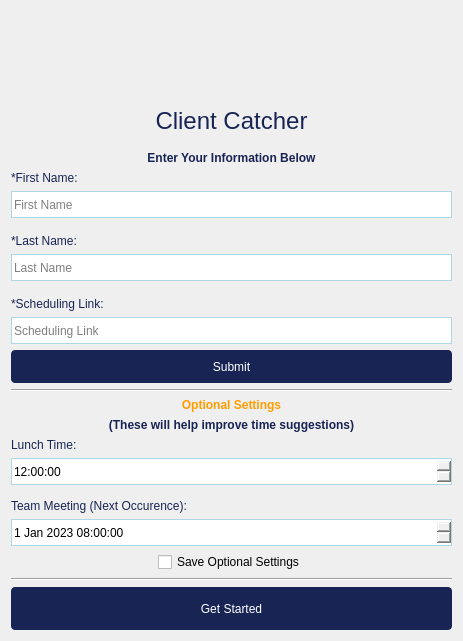
Above: register.ui from caiocardoso28/redesigned_app before the change. Below: the same form after it.
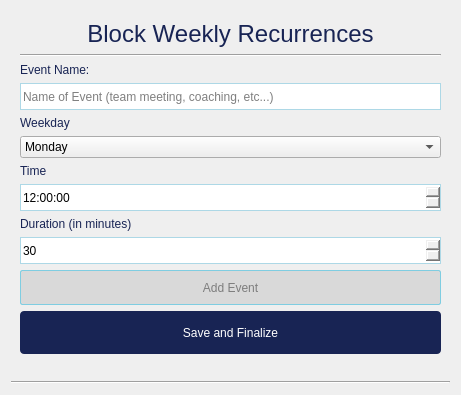
That is the form after the change.

What changed in the file:
```diff
--- a/register.ui
+++ b/register.ui
@@ -6,8 +6,8 @@
    <rect>
     <x>0</x>
     <y>0</y>
-    <width>463</width>
-    <height>641</height>
+    <width>461</width>
+    <height>395</height>
    </rect>
   </property>
   <property name="sizePolicy">
@@ -66,9 +66,8 @@
 }
 
 QLineEdit{
-    margin-bottom: 10px;
+
     border: 1px solid lightblue;
-    
     height: 25px;
 }
 QLineEdit:focus{
@@ -94,24 +93,177 @@
 QDateTimeEdit:focus{
 	border: 1px solid orange;
     font: 87 9pt &quot;Arial&quot;;
+}
+
+QSpinBox{
+	border: 1px solid lightblue;
+    font: 87 9pt &quot;Arial&quot;;
+    height: 25px;
+}
+
+QSpinBox:focus{
+	border: 1px solid orange;
+    font: 87 9pt &quot;Arial&quot;;
 }</string>
   </property>
   <property name="sizeGripEnabled">
    <bool>false</bool>
   </property>
-  <layout class="QVBoxLayout" name="verticalLayout_2">
+  <layout class="QGridLayout" name="gridLayout">
+   <item row="1" column="0">
+    <widget class="QStackedWidget" name="stackedWidget">
+     <property name="styleSheet">
+      <string notr="true">QTableWidget {
+    border-radius: 10px;
+    border: 2px solid rgb(227, 227, 227);
+    background-color: rgb(227, 227, 227);
+    color: rgb(11, 30, 100);
+    font-weight: bold;
+    font: calibri;
+    gridline-color: #5f5f5f;
+}
+
+QTableCornerButton::section{
+    background-color: #3c3c3c;
+}
+/* Add a hover effect to rows */
+QTableWidget::item:hover {
+    
+    color: #7fcde1;
+}
+
+/* Add a hover effect to rows */
+QTableWidget::item:selected {
+    background-color: #6f6f6f;
+    color: #7fcde1;
+
+}
+
+/* Set the color of text in TableWidget header to white */
+QHeaderView::section {
+    border-radius: 1px;
+    border: 1px solid white;
+    color: white;
+    background-color: #3c3c3c;
+    font: 9pt Arial;
+    font-weight: bold;
+}
+
+QScrollBar:vertical{
+    border: none;
+    background-color: #303030;
+    width: 14px;
+    margin: 15px 0 15px 0;
+    border-radius: 0px;
+}
+
+/*  HANDLE BAR VERTICAL */
+QScrollBar::handle:vertical {	
+	background-color: #6f6f6f;
+	min-height: 30px;
+	border-radius: 7px;
+}
+QScrollBar::handle:vertical:hover{	
+	background-color: #ff9d00;
+}
+QScrollBar::handle:vertical:pressed {	
+	background-color: #ffb900;
+}
+
+/* BTN TOP - SCROLLBAR */
+QScrollBar::sub-line:vertical {
+	border: none;
+	background-color: #303030;
+	height: 15px;
+	border-top-left-radius: 7px;
+	border-top-right-radius: 7px;
+	subcontrol-position: top;
+	subcontrol-origin: margin;
+}
+
+QScrollBar::sub-line:vertical:pressed {	
+	background-color: #ffb900;
+}
+
+/* BTN BOTTOM - SCROLLBAR */
+QScrollBar::add-line:vertical {
+	border: none;
+	background-color: #303030;
+	height: 15px;
+	border-bottom-left-radius: 7px;
+	border-bottom-right-radius: 7px;
+	subcontrol-position: bottom;
+	subcontrol-origin: margin;
+}
+
+QScrollBar::add-line:vertical:pressed {	
+	background-color: #ffb900;
+}
+
+
+/* RESET ARROW */
+QScrollBar::up-arrow:vertical, QScrollBar::down-arrow:vertical {
+	background: none;
+}
+QScrollBar::add-page:vertical, QScrollBar::sub-page:vertical {
+	background: none;
+}
+
+
+/* HORIZONTAL SCROLLBAR - HOMEWORK */
+QScrollBar:horizontal {
+    border: none;
+    background-color: #303030;
+    height: 14px;
+    margin: 0 15px 0 15px;
+    border-radius: 0px;
+}
+QScrollBar::handle:horizontal {
+	background-color: #6f6f6f;
+	min-width: 30px;
+	border-radius: 7px;
+}
+
+QScrollBar::handle:horizontal:hover{	
+	background-color: #ff9d00;
+}
+QScrollBar::handle:horizontal:pressed {	
+	background-color: #ffb900;
+}
+QScrollBar::add-line:horizontal {
+	border: none;
+	background-color: #303030;
+	width: 15px;
+	border-bottom-right-radius: 7px;
+	border-top-right-radius: 7px;
+	subcontrol-position: right;
+	subcontrol-origin: margin;
+}
+QScrollBar::sub-line:horizontal {
+	border: none;
+	background-color: #303030;
+	width: 15px;
+	border-top-left-radius: 7px;
+	border-bottom-left-radius: 7px;
+	subcontrol-position: left;
+	subcontrol-origin: margin;
+}
+QScrollBar::up-arrow:horizontal, QScrollBar::down-arrow:horizontal{
+
+    background: none;
+}
+QScrollBar::add-page:horizontal, QScrollBar::sub-page:horizontal{
+
+    background: none;
+}</string>
+     </property>
+     <property name="currentIndex">
+      <number>3</number>
+     </property>
+     <widget class="QWidget" name="welcome">
+      <layout class="QHBoxLayout" name="horizontalLayout_2">
    <item>
     <layout class="QVBoxLayout" name="verticalLayout">
-     <item>
-      <widget class="QLabel" name="label">
-       <property name="styleSheet">
-        <string notr="true"/>
-       </property>
-       <property name="text">
-        <string/>
-       </property>
-      </widget>
-     </item>
      <item>
       <widget class="QLabel" name="label_7">
        <property name="sizePolicy">
@@ -134,11 +286,11 @@
     color: #182454;
     font: 18pt &quot;Arial&quot;;
     font-weight: 400;
-    margin-bottom: 10px;
+    
 }</string>
        </property>
        <property name="text">
-        <string>Client Catcher</string>
+            <string>Welcome!</string>
        </property>
        <property name="alignment">
         <set>Qt::AlignCenter</set>
@@ -214,6 +366,29 @@
        </property>
       </widget>
      </item>
+         <item>
+          <widget class="QLabel" name="label_5">
+           <property name="sizePolicy">
+            <sizepolicy hsizetype="Preferred" vsizetype="Fixed">
+             <horstretch>0</horstretch>
+             <verstretch>0</verstretch>
+            </sizepolicy>
+           </property>
+           <property name="text">
+            <string>*Manager Email:</string>
+           </property>
+          </widget>
+         </item>
+         <item>
+          <widget class="QLineEdit" name="lineEdit">
+           <property name="text">
+            <string/>
+           </property>
+           <property name="placeholderText">
+            <string>Email Address</string>
+           </property>
+          </widget>
+         </item>
      <item>
       <widget class="QLabel" name="label_4">
        <property name="sizePolicy">
@@ -223,7 +398,7 @@
         </sizepolicy>
        </property>
        <property name="text">
-        <string>*Scheduling Link:</string>
+            <string>Calendly Link (Optional):</string>
        </property>
       </widget>
      </item>
@@ -243,63 +418,326 @@
         <string notr="true">height: 25px;</string>
        </property>
        <property name="text">
-        <string>Submit</string>
+            <string>Continue</string>
        </property>
       </widget>
      </item>
+        </layout>
+       </item>
+      </layout>
+     </widget>
+     <widget class="QWidget" name="language_select">
+      <layout class="QVBoxLayout" name="verticalLayout_4">
      <item>
-      <widget class="Line" name="line">
-       <property name="orientation">
-        <enum>Qt::Horizontal</enum>
-       </property>
+        <widget class="QLabel" name="label_20">
+         <property name="maximumSize">
+          <size>
+           <width>16777215</width>
+           <height>50</height>
+          </size>
+         </property>
+         <property name="styleSheet">
+          <string notr="true">font: 18pt Arial</string>
+         </property>
+         <property name="text">
+          <string>Language Selection</string>
+         </property>
+         <property name="alignment">
+          <set>Qt::AlignCenter</set>
+         </property>
       </widget>
      </item>
      <item>
-      <widget class="QLabel" name="label_5">
-       <property name="sizePolicy">
-        <sizepolicy hsizetype="Preferred" vsizetype="Fixed">
-         <horstretch>0</horstretch>
-         <verstretch>0</verstretch>
-        </sizepolicy>
-       </property>
+        <widget class="QLabel" name="label">
+         <property name="maximumSize">
+          <size>
+           <width>16777215</width>
+           <height>25</height>
+          </size>
+         </property>
+         <property name="text">
+          <string>Select all that apply.</string>
+         </property>
+         <property name="alignment">
+          <set>Qt::AlignCenter</set>
+         </property>
+        </widget>
+       </item>
+       <item>
+        <layout class="QHBoxLayout" name="horizontalLayout">
+         <item>
+          <widget class="QPushButton" name="spanish">
+           <property name="focusPolicy">
+            <enum>Qt::StrongFocus</enum>
+           </property>
        <property name="styleSheet">
-        <string notr="true">QLabel{
-    color: #ff9d00;
-    font: 12pt &quot;Arial&quot;;
-    font-weight: 600;
+            <string notr="true">QPushButton {
+    background-color: rgb(217, 217, 217);
+	color: rgb(222, 222, 222);
+    color: rgb(125, 125, 125);
+    border: 1px solid #7fcde1;
+    border-radius: 2px;
+    padding: 4px;
+    font: 10pt &quot;Arial&quot;;
+    height: 25px;
+    
+    
+    
+}
+
+/* Add a hover effect to buttons */
+QPushButton:hover {
+    background: rgb(241, 241, 241);
+    font: rgb(186, 186, 186);
+    color: rgb(176, 176, 176);
+}
+
+/* Add a pressed effect to buttons */
+QPushButton:pressed {
+    background: qlineargradient(x1: 0, y1: 0, x2: 0, y2: 1,
+    stop: 0 #ff9d00, stop: 1 #ffb900);
+	color: white;
 }</string>
        </property>
        <property name="text">
-        <string>Optional Settings</string>
-       </property>
-       <property name="alignment">
-        <set>Qt::AlignCenter</set>
-       </property>
+            <string>Spanish</string>
+           </property>
+           <property name="checkable">
+            <bool>true</bool>
+           </property>
+           <property name="checked">
+            <bool>false</bool>
+           </property>
       </widget>
      </item>
      <item>
-      <widget class="QLabel" name="label_6">
-       <property name="sizePolicy">
-        <sizepolicy hsizetype="Preferred" vsizetype="Fixed">
-         <horstretch>0</horstretch>
-         <verstretch>0</verstretch>
-        </sizepolicy>
-       </property>
+          <widget class="QPushButton" name="english">
+           <property name="styleSheet">
+            <string notr="true">QPushButton {
+    background-color: rgb(217, 217, 217);
+	color: rgb(222, 222, 222);
+    color: rgb(125, 125, 125);
+    border: 1px solid #7fcde1;
+    border-radius: 2px;
+    padding: 4px;
+    font: 10pt &quot;Arial&quot;;
+    height: 25px;
+    
+    
+    
+}
+
+/* Add a hover effect to buttons */
+QPushButton:hover {
+    background: rgb(241, 241, 241);
+    font: rgb(186, 186, 186);
+    color: rgb(176, 176, 176);
+}
+
+/* Add a pressed effect to buttons */
+QPushButton:pressed {
+    background: qlineargradient(x1: 0, y1: 0, x2: 0, y2: 1,
+    stop: 0 #ff9d00, stop: 1 #ffb900);
+	color: white;
+}</string>
+           </property>
+           <property name="text">
+            <string>English</string>
+           </property>
+           <property name="checkable">
+            <bool>true</bool>
+           </property>
+          </widget>
+         </item>
+         <item>
+          <widget class="QPushButton" name="portuguese">
        <property name="styleSheet">
-        <string notr="true">QLabel{
-    color: #182454;
-    font: 8pt &quot;Arial&quot;;
-    font-weight: bold;
+            <string notr="true">QPushButton {
+    background-color: rgb(217, 217, 217);
+	color: rgb(222, 222, 222);
+    color: rgb(125, 125, 125);
+    border: 1px solid #7fcde1;
+    border-radius: 2px;
+    padding: 4px;
+    font: 10pt &quot;Arial&quot;;
+    height: 25px;
+    
+    
+    
+}
+
+/* Add a hover effect to buttons */
+QPushButton:hover {
+    background: rgb(241, 241, 241);
+    font: rgb(186, 186, 186);
+    color: rgb(176, 176, 176);
+}
+
+/* Add a pressed effect to buttons */
+QPushButton:pressed {
+    background: qlineargradient(x1: 0, y1: 0, x2: 0, y2: 1,
+    stop: 0 #ff9d00, stop: 1 #ffb900);
+	color: white;
 }</string>
        </property>
        <property name="text">
-        <string>(These will help improve time suggestions)</string>
-       </property>
-       <property name="alignment">
-        <set>Qt::AlignCenter</set>
+            <string>Portuguese</string>
+           </property>
+           <property name="checkable">
+            <bool>true</bool>
        </property>
       </widget>
      </item>
+        </layout>
+       </item>
+       <item>
+        <layout class="QHBoxLayout" name="horizontalLayout_4">
+         <item>
+          <widget class="QPushButton" name="french">
+           <property name="styleSheet">
+            <string notr="true">QPushButton {
+    background-color: rgb(217, 217, 217);
+	color: rgb(222, 222, 222);
+    color: rgb(125, 125, 125);
+    border: 1px solid #7fcde1;
+    border-radius: 2px;
+    padding: 4px;
+    font: 10pt &quot;Arial&quot;;
+    height: 25px;
+    
+    
+    
+}
+
+/* Add a hover effect to buttons */
+QPushButton:hover {
+    background: rgb(241, 241, 241);
+    font: rgb(186, 186, 186);
+    color: rgb(176, 176, 176);
+}
+
+/* Add a pressed effect to buttons */
+QPushButton:pressed {
+    background: qlineargradient(x1: 0, y1: 0, x2: 0, y2: 1,
+    stop: 0 #ff9d00, stop: 1 #ffb900);
+	color: white;
+}</string>
+           </property>
+           <property name="text">
+            <string>French</string>
+           </property>
+           <property name="checkable">
+            <bool>true</bool>
+           </property>
+          </widget>
+         </item>
+         <item>
+          <widget class="QPushButton" name="japanese">
+           <property name="styleSheet">
+            <string notr="true">QPushButton {
+    background-color: rgb(217, 217, 217);
+	color: rgb(222, 222, 222);
+    color: rgb(125, 125, 125);
+    border: 1px solid #7fcde1;
+    border-radius: 2px;
+    padding: 4px;
+    font: 10pt &quot;Arial&quot;;
+    height: 25px;
+    
+    
+    
+}
+
+/* Add a hover effect to buttons */
+QPushButton:hover {
+    background: rgb(241, 241, 241);
+    font: rgb(186, 186, 186);
+    color: rgb(176, 176, 176);
+}
+
+/* Add a pressed effect to buttons */
+QPushButton:pressed {
+    background: qlineargradient(x1: 0, y1: 0, x2: 0, y2: 1,
+    stop: 0 #ff9d00, stop: 1 #ffb900);
+	color: white;
+}</string>
+           </property>
+           <property name="text">
+            <string>Japanese</string>
+           </property>
+           <property name="checkable">
+            <bool>true</bool>
+           </property>
+          </widget>
+         </item>
+        </layout>
+       </item>
+       <item>
+        <layout class="QHBoxLayout" name="horizontalLayout_5">
+         <property name="sizeConstraint">
+          <enum>QLayout::SetDefaultConstraint</enum>
+         </property>
+         <item>
+          <widget class="QPushButton" name="mandarin">
+           <property name="maximumSize">
+            <size>
+             <width>200</width>
+             <height>16777215</height>
+            </size>
+           </property>
+           <property name="styleSheet">
+            <string notr="true">QPushButton {
+    background-color: rgb(217, 217, 217);
+	color: rgb(222, 222, 222);
+    color: rgb(125, 125, 125);
+    border: 1px solid #7fcde1;
+    border-radius: 2px;
+    padding: 4px;
+    font: 10pt &quot;Arial&quot;;
+    height: 25px;
+    
+    
+    
+}
+
+/* Add a hover effect to buttons */
+QPushButton:hover {
+    background: rgb(241, 241, 241);
+    font: rgb(186, 186, 186);
+    color: rgb(176, 176, 176);
+}
+
+/* Add a pressed effect to buttons */
+QPushButton:pressed {
+    background: qlineargradient(x1: 0, y1: 0, x2: 0, y2: 1,
+    stop: 0 #ff9d00, stop: 1 #ffb900);
+	color: white;
+}</string>
+           </property>
+           <property name="text">
+            <string>Mandarin</string>
+           </property>
+           <property name="checkable">
+            <bool>true</bool>
+           </property>
+          </widget>
+         </item>
+        </layout>
+       </item>
+       <item>
+        <widget class="QPushButton" name="continue_2">
+         <property name="styleSheet">
+          <string notr="true">height: 25px;</string>
+         </property>
+         <property name="text">
+          <string>Continue</string>
+         </property>
+        </widget>
+       </item>
+      </layout>
+     </widget>
+     <widget class="QWidget" name="daily_recurrences">
+      <layout class="QVBoxLayout" name="verticalLayout_2">
      <item>
       <widget class="QLabel" name="label_8">
        <property name="sizePolicy">
@@ -308,70 +746,28 @@
          <verstretch>0</verstretch>
         </sizepolicy>
        </property>
-       <property name="text">
-        <string>Lunch Time:</string>
-       </property>
-      </widget>
-     </item>
-     <item>
-      <widget class="QTimeEdit" name="timeEdit">
+         <property name="font">
+          <font>
+           <family>Arial</family>
+           <pointsize>18</pointsize>
+           <weight>50</weight>
+           <italic>false</italic>
+           <bold>false</bold>
+          </font>
+         </property>
        <property name="styleSheet">
-        <string notr="true">margin-bottom: 8px</string>
-       </property>
-       <property name="time">
-        <time>
-         <hour>12</hour>
-         <minute>0</minute>
-         <second>0</second>
-        </time>
-       </property>
-      </widget>
-     </item>
-     <item>
-      <widget class="QLabel" name="label_9">
-       <property name="sizePolicy">
-        <sizepolicy hsizetype="Preferred" vsizetype="Fixed">
-         <horstretch>0</horstretch>
-         <verstretch>0</verstretch>
-        </sizepolicy>
-       </property>
+          <string notr="true">QLabel{
+    color: #182454;
+    font: 18pt &quot;Arial&quot;;
+    font-weight: 400;
+    
+}</string>
+         </property>
        <property name="text">
-        <string>Team Meeting (Next Occurence):</string>
-       </property>
-      </widget>
-     </item>
-     <item>
-      <widget class="QDateTimeEdit" name="dateTimeEdit">
-       <property name="date">
-        <date>
-         <year>2023</year>
-         <month>1</month>
-         <day>1</day>
-        </date>
-       </property>
-       <property name="time">
-        <time>
-         <hour>8</hour>
-         <minute>0</minute>
-         <second>0</second>
-        </time>
-       </property>
-       <property name="minimumDateTime">
-        <datetime>
-         <hour>9</hour>
-         <minute>0</minute>
-         <second>0</second>
-         <year>1752</year>
-         <month>9</month>
-         <day>14</day>
-        </datetime>
-       </property>
-      </widget>
-     </item>
-     <item alignment="Qt::AlignHCenter">
-      <widget class="QCheckBox" name="checkBox">
-       <property name="text">
-        <string>Save Optional Settings</string>
+          <string>Block Daily Recurrences</string>
+         </property>
+         <property name="alignment">
+          <set>Qt::AlignCenter</set>
        </property>
       </widget>
      </item>
@@ -383,13 +779,477 @@
       </widget>
      </item>
      <item>
-      <widget class="QPushButton" name="pushButton">
+        <widget class="QLabel" name="label_13">
+         <property name="sizePolicy">
+          <sizepolicy hsizetype="Preferred" vsizetype="Fixed">
+           <horstretch>0</horstretch>
+           <verstretch>0</verstretch>
+          </sizepolicy>
+         </property>
+         <property name="font">
+          <font>
+           <family>Arial</family>
+           <pointsize>9</pointsize>
+           <weight>50</weight>
+           <italic>false</italic>
+           <bold>false</bold>
+          </font>
+         </property>
+         <property name="styleSheet">
+          <string notr="true">QLabel{
+    color: #182454;
+    font: 9pt &quot;Arial&quot;;
+    font-weight: 400;
+    
+}</string>
+         </property>
        <property name="text">
-        <string>Get Started</string>
-       </property>
-      </widget>
-     </item>
-    </layout>
+          <string>Event Name:</string>
+         </property>
+         <property name="alignment">
+          <set>Qt::AlignLeading|Qt::AlignLeft|Qt::AlignVCenter</set>
+         </property>
+        </widget>
+       </item>
+       <item>
+        <widget class="QLineEdit" name="eventEdit">
+         <property name="minimumSize">
+          <size>
+           <width>0</width>
+           <height>0</height>
+          </size>
+         </property>
+         <property name="placeholderText">
+          <string>Name of Event (lunch, break, etc...)</string>
+         </property>
+        </widget>
+       </item>
+       <item>
+        <widget class="QLabel" name="label_11">
+         <property name="sizePolicy">
+          <sizepolicy hsizetype="Preferred" vsizetype="Fixed">
+           <horstretch>0</horstretch>
+           <verstretch>0</verstretch>
+          </sizepolicy>
+         </property>
+         <property name="font">
+          <font>
+           <family>Arial</family>
+           <pointsize>9</pointsize>
+           <weight>50</weight>
+           <italic>false</italic>
+           <bold>false</bold>
+          </font>
+         </property>
+         <property name="styleSheet">
+          <string notr="true">QLabel{
+    color: #182454;
+    font: 9pt &quot;Arial&quot;;
+    font-weight: 400;
+    
+}</string>
+         </property>
+         <property name="text">
+          <string>Time</string>
+         </property>
+         <property name="alignment">
+          <set>Qt::AlignLeading|Qt::AlignLeft|Qt::AlignVCenter</set>
+         </property>
+        </widget>
+       </item>
+       <item>
+        <widget class="QTimeEdit" name="timeEdit">
+         <property name="dateTime">
+          <datetime>
+           <hour>12</hour>
+           <minute>0</minute>
+           <second>0</second>
+           <year>2000</year>
+           <month>1</month>
+           <day>1</day>
+          </datetime>
+         </property>
+        </widget>
+       </item>
+       <item>
+        <widget class="QLabel" name="label_12">
+         <property name="sizePolicy">
+          <sizepolicy hsizetype="Preferred" vsizetype="Fixed">
+           <horstretch>0</horstretch>
+           <verstretch>0</verstretch>
+          </sizepolicy>
+         </property>
+         <property name="font">
+          <font>
+           <family>Arial</family>
+           <pointsize>9</pointsize>
+           <weight>50</weight>
+           <italic>false</italic>
+           <bold>false</bold>
+          </font>
+         </property>
+         <property name="styleSheet">
+          <string notr="true">QLabel{
+    color: #182454;
+    font: 9pt &quot;Arial&quot;;
+    font-weight: 400;
+    
+}</string>
+         </property>
+         <property name="text">
+          <string>Duration (in minutes)</string>
+         </property>
+         <property name="alignment">
+          <set>Qt::AlignLeading|Qt::AlignLeft|Qt::AlignVCenter</set>
+         </property>
+        </widget>
+       </item>
+       <item>
+        <widget class="QSpinBox" name="durationEdit">
+         <property name="maximum">
+          <number>120</number>
+         </property>
+         <property name="value">
+          <number>30</number>
+         </property>
+        </widget>
+       </item>
+       <item>
+        <widget class="QPushButton" name="addDaily">
+         <property name="styleSheet">
+          <string notr="true">QPushButton {
+    background-color: rgb(217, 217, 217);
+	color: rgb(222, 222, 222);
+    color: rgb(125, 125, 125);
+    border: 1px solid #7fcde1;
+    border-radius: 2px;
+    padding: 4px;
+    font: 10pt &quot;Arial&quot;;
+    height: 25px;
+    
+    
+    
+}
+
+/* Add a hover effect to buttons */
+QPushButton:hover {
+    background: rgb(241, 241, 241);
+    font: rgb(186, 186, 186);
+    color: rgb(176, 176, 176);
+}
+
+/* Add a pressed effect to buttons */
+QPushButton:pressed {
+    background: qlineargradient(x1: 0, y1: 0, x2: 0, y2: 1,
+    stop: 0 #ff9d00, stop: 1 #ffb900);
+}</string>
+         </property>
+         <property name="text">
+          <string>Add Event</string>
+         </property>
+        </widget>
+       </item>
+       <item>
+        <widget class="QPushButton" name="saveDaily">
+         <property name="text">
+          <string>Save and Continue</string>
+         </property>
+        </widget>
+       </item>
+      </layout>
+     </widget>
+     <widget class="QWidget" name="weekly_recurrences">
+      <layout class="QVBoxLayout" name="verticalLayout_3">
+       <item>
+        <widget class="QLabel" name="label_14">
+         <property name="sizePolicy">
+          <sizepolicy hsizetype="Preferred" vsizetype="Fixed">
+           <horstretch>0</horstretch>
+           <verstretch>0</verstretch>
+          </sizepolicy>
+         </property>
+         <property name="font">
+          <font>
+           <family>Arial</family>
+           <pointsize>18</pointsize>
+           <weight>50</weight>
+           <italic>false</italic>
+           <bold>false</bold>
+          </font>
+         </property>
+         <property name="styleSheet">
+          <string notr="true">QLabel{
+    color: #182454;
+    font: 18pt &quot;Arial&quot;;
+    font-weight: 400;
+    
+}</string>
+         </property>
+         <property name="text">
+          <string>Block Weekly Recurrences</string>
+         </property>
+         <property name="alignment">
+          <set>Qt::AlignCenter</set>
+         </property>
+        </widget>
+       </item>
+       <item>
+        <widget class="Line" name="line_3">
+         <property name="orientation">
+          <enum>Qt::Horizontal</enum>
+         </property>
+        </widget>
+       </item>
+       <item>
+        <widget class="QLabel" name="label_16">
+         <property name="sizePolicy">
+          <sizepolicy hsizetype="Preferred" vsizetype="Fixed">
+           <horstretch>0</horstretch>
+           <verstretch>0</verstretch>
+          </sizepolicy>
+         </property>
+         <property name="font">
+          <font>
+           <family>Arial</family>
+           <pointsize>9</pointsize>
+           <weight>50</weight>
+           <italic>false</italic>
+           <bold>false</bold>
+          </font>
+         </property>
+         <property name="styleSheet">
+          <string notr="true">QLabel{
+    color: #182454;
+    font: 9pt &quot;Arial&quot;;
+    font-weight: 400;
+    
+}</string>
+         </property>
+         <property name="text">
+          <string>Event Name:</string>
+         </property>
+         <property name="alignment">
+          <set>Qt::AlignLeading|Qt::AlignLeft|Qt::AlignVCenter</set>
+         </property>
+        </widget>
+       </item>
+       <item>
+        <widget class="QLineEdit" name="eventEdit_2">
+         <property name="minimumSize">
+          <size>
+           <width>0</width>
+           <height>0</height>
+          </size>
+         </property>
+         <property name="placeholderText">
+          <string>Name of Event (team meeting, coaching, etc...)</string>
+         </property>
+        </widget>
+       </item>
+       <item>
+        <widget class="QLabel" name="label_19">
+         <property name="sizePolicy">
+          <sizepolicy hsizetype="Preferred" vsizetype="Fixed">
+           <horstretch>0</horstretch>
+           <verstretch>0</verstretch>
+          </sizepolicy>
+         </property>
+         <property name="font">
+          <font>
+           <family>Arial</family>
+           <pointsize>9</pointsize>
+           <weight>50</weight>
+           <italic>false</italic>
+           <bold>false</bold>
+          </font>
+         </property>
+         <property name="styleSheet">
+          <string notr="true">QLabel{
+    color: #182454;
+    font: 9pt &quot;Arial&quot;;
+    font-weight: 400;
+    
+}</string>
+         </property>
+         <property name="text">
+          <string>Weekday</string>
+         </property>
+         <property name="alignment">
+          <set>Qt::AlignLeading|Qt::AlignLeft|Qt::AlignVCenter</set>
+         </property>
+        </widget>
+       </item>
+       <item>
+        <widget class="QComboBox" name="weekSelect">
+         <item>
+          <property name="text">
+           <string>Monday</string>
+          </property>
+         </item>
+         <item>
+          <property name="text">
+           <string>Tuesday</string>
+          </property>
+         </item>
+         <item>
+          <property name="text">
+           <string>Wednesday</string>
+          </property>
+         </item>
+         <item>
+          <property name="text">
+           <string>Thursday</string>
+          </property>
+         </item>
+         <item>
+          <property name="text">
+           <string>Friday</string>
+          </property>
+         </item>
+        </widget>
+       </item>
+       <item>
+        <widget class="QLabel" name="label_18">
+         <property name="sizePolicy">
+          <sizepolicy hsizetype="Preferred" vsizetype="Fixed">
+           <horstretch>0</horstretch>
+           <verstretch>0</verstretch>
+          </sizepolicy>
+         </property>
+         <property name="font">
+          <font>
+           <family>Arial</family>
+           <pointsize>9</pointsize>
+           <weight>50</weight>
+           <italic>false</italic>
+           <bold>false</bold>
+          </font>
+         </property>
+         <property name="styleSheet">
+          <string notr="true">QLabel{
+    color: #182454;
+    font: 9pt &quot;Arial&quot;;
+    font-weight: 400;
+    
+}</string>
+         </property>
+         <property name="text">
+          <string>Time</string>
+         </property>
+         <property name="alignment">
+          <set>Qt::AlignLeading|Qt::AlignLeft|Qt::AlignVCenter</set>
+         </property>
+        </widget>
+       </item>
+       <item>
+        <widget class="QTimeEdit" name="timeEdit_2">
+         <property name="dateTime">
+          <datetime>
+           <hour>12</hour>
+           <minute>0</minute>
+           <second>0</second>
+           <year>2000</year>
+           <month>1</month>
+           <day>1</day>
+          </datetime>
+         </property>
+        </widget>
+       </item>
+       <item>
+        <widget class="QLabel" name="label_17">
+         <property name="sizePolicy">
+          <sizepolicy hsizetype="Preferred" vsizetype="Fixed">
+           <horstretch>0</horstretch>
+           <verstretch>0</verstretch>
+          </sizepolicy>
+         </property>
+         <property name="font">
+          <font>
+           <family>Arial</family>
+           <pointsize>9</pointsize>
+           <weight>50</weight>
+           <italic>false</italic>
+           <bold>false</bold>
+          </font>
+         </property>
+         <property name="styleSheet">
+          <string notr="true">QLabel{
+    color: #182454;
+    font: 9pt &quot;Arial&quot;;
+    font-weight: 400;
+    
+}</string>
+         </property>
+         <property name="text">
+          <string>Duration (in minutes)</string>
+         </property>
+         <property name="alignment">
+          <set>Qt::AlignLeading|Qt::AlignLeft|Qt::AlignVCenter</set>
+         </property>
+        </widget>
+       </item>
+       <item>
+        <widget class="QSpinBox" name="durationEdit_2">
+         <property name="maximum">
+          <number>120</number>
+         </property>
+         <property name="value">
+          <number>30</number>
+         </property>
+        </widget>
+       </item>
+       <item>
+        <widget class="QPushButton" name="addWeekly">
+         <property name="styleSheet">
+          <string notr="true">QPushButton {
+    background-color: rgb(217, 217, 217);
+	color: rgb(222, 222, 222);
+    color: rgb(125, 125, 125);
+    border: 1px solid #7fcde1;
+    border-radius: 2px;
+    padding: 4px;
+    font: 10pt &quot;Arial&quot;;
+    height: 25px;
+    
+    
+    
+}
+
+/* Add a hover effect to buttons */
+QPushButton:hover {
+    background: rgb(241, 241, 241);
+    font: rgb(186, 186, 186);
+    color: rgb(176, 176, 176);
+}
+
+/* Add a pressed effect to buttons */
+QPushButton:pressed {
+    background: qlineargradient(x1: 0, y1: 0, x2: 0, y2: 1,
+    stop: 0 #ff9d00, stop: 1 #ffb900);
+}</string>
+         </property>
+         <property name="text">
+          <string>Add Event</string>
+         </property>
+        </widget>
+       </item>
+       <item>
+        <widget class="QPushButton" name="saveWeekly">
+         <property name="text">
+          <string>Save and Finalize</string>
+         </property>
+        </widget>
+       </item>
+      </layout>
+     </widget>
+    </widget>
+   </item>
+   <item row="2" column="0">
+    <widget class="Line" name="line_4">
+     <property name="orientation">
+      <enum>Qt::Horizontal</enum>
+     </property>
+    </widget>
    </item>
   </layout>
  </widget>
```
Left out of the diff: 4 changed lines with no effect on the pictures. Lines whose indentation alone changed are shown as unchanged.
